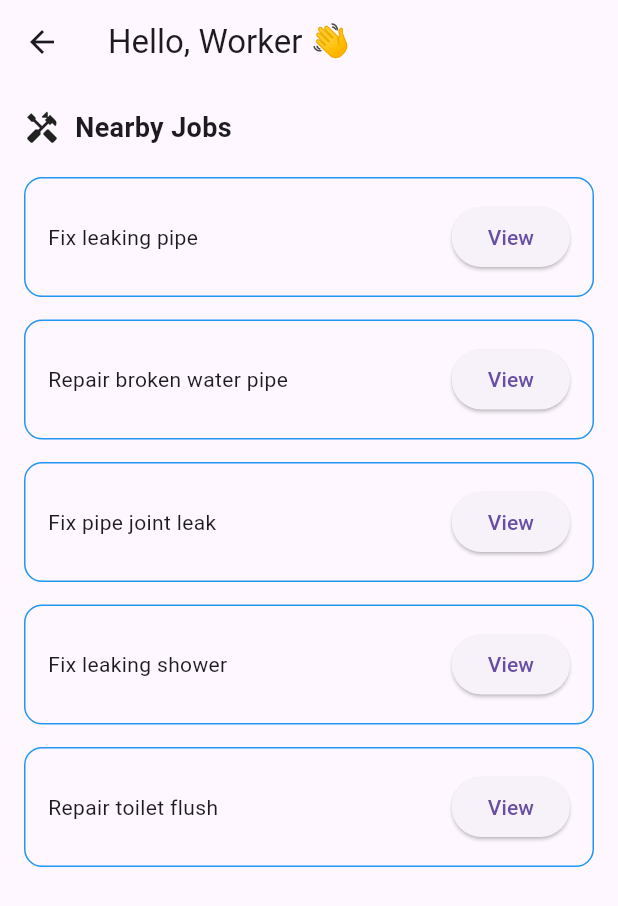
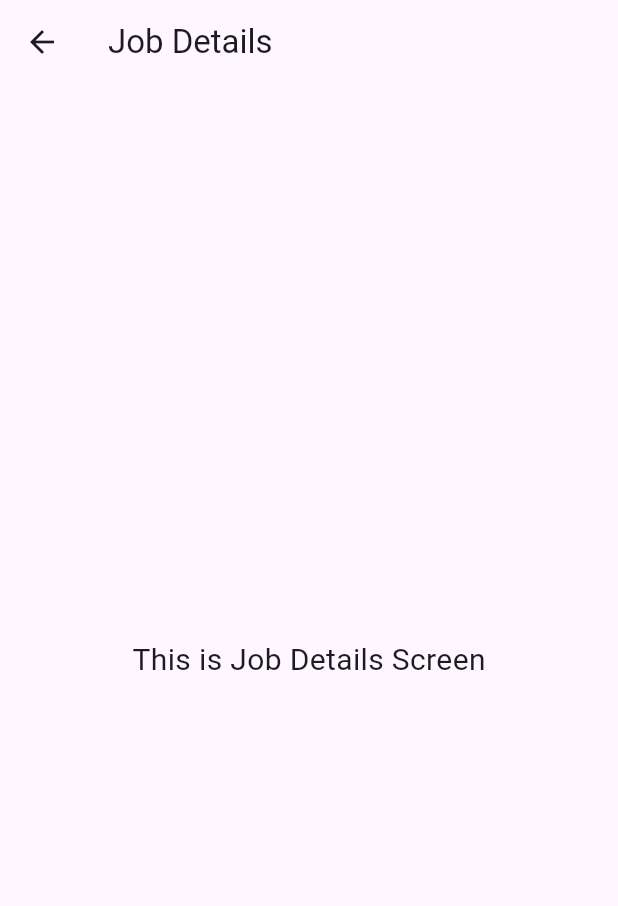
Before and after one commit to shimaranethali65-cloud/FixFinder, a Flutter app: the HomeScreenWorker screen opened by its route, after a tap on "View", on a phone screen of 412 x 824 dp. Shown: the top 906 px of the screen. Run offline on Flutter 3.47's test engine with Material 3 defaults, Android fonts, the phone set to English and light mode, and no system bars; our stand-ins replace cloud_firestore, firebase_auth, firebase_core, flutter_map, geocoding, geolocator and 1 more; accounts and stored records are empty.

Commit message:
Added navigation to job details screen

```diff
--- a/lib/screens/homescreenworker.dart
+++ b/lib/screens/homescreenworker.dart
@@ -1,4 +1,5 @@
 import 'package:flutter/material.dart';
+import 'viewjobdetailsscreen.dart';
 
 class HomeScreenWorker extends StatelessWidget {
   const HomeScreenWorker({super.key});
@@ -28,18 +29,18 @@ class HomeScreenWorker extends StatelessWidget {
 
           const SizedBox(height: 20),
 
-            jobCard("Fix leaking pipe"),
-            jobCard("Repair broken water pipe"),
-            jobCard("Fix pipe joint leak"),
-            jobCard("Fix leaking shower"),
-            jobCard("Repair toilet flush"),
+          jobCard(context, "Fix leaking pipe"),
+          jobCard(context, "Repair broken water pipe"),
+          jobCard(context, "Fix pipe joint leak"),
+          jobCard(context, "Fix leaking shower"),
+          jobCard(context, "Repair toilet flush"),
         ],
       ),
       ),
     );
   }
 
-  Widget jobCard(String title) {
+  Widget jobCard(BuildContext context, String title) {
     return Container(
       margin: const EdgeInsets.only(bottom: 15),
       padding: const EdgeInsets.all(15),
@@ -55,7 +56,12 @@ class HomeScreenWorker extends StatelessWidget {
 
           ElevatedButton(
             onPressed: () {
-              print("$title clicked");
+              Navigator.push(
+                context,
+                MaterialPageRoute(
+                  builder: (context) => ViewJobDetailsScreen(),
+                ),
+              );
             },
             child: const Text("View"),
           )
--- a/lib/screens/viewjobdetailsscreen.dart
+++ b/lib/screens/viewjobdetailsscreen.dart
@@ -0,0 +1,20 @@
+import 'package:flutter/material.dart';
+
+class ViewJobDetailsScreen extends StatelessWidget {
+  const ViewJobDetailsScreen({super.key});
+
+  @override
+  Widget build(BuildContext context) {
+    return Scaffold(
+      appBar: AppBar(
+        title: const Text("Job Details"),
+      ),
+      body: const Center(
+        child: Text(
+          "This is Job Details Screen",
+          style: TextStyle(fontSize: 20),
+        ),
+      ),
+    );
+  }
+}
```
Lines whose indentation alone changed are shown as unchanged.
